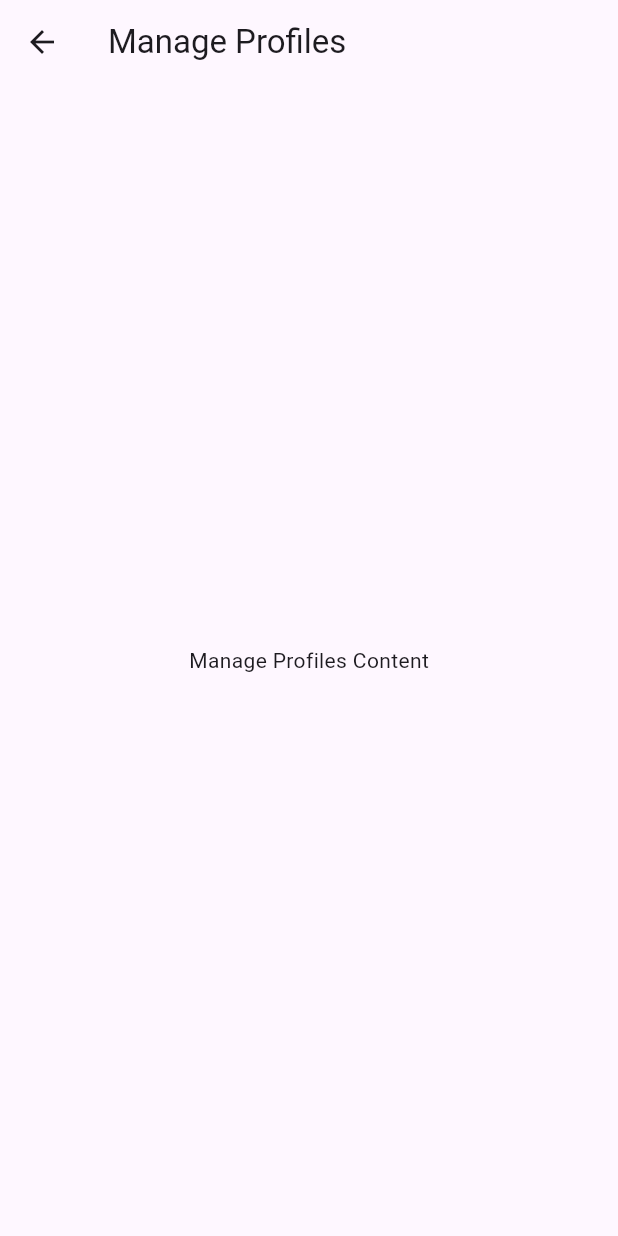
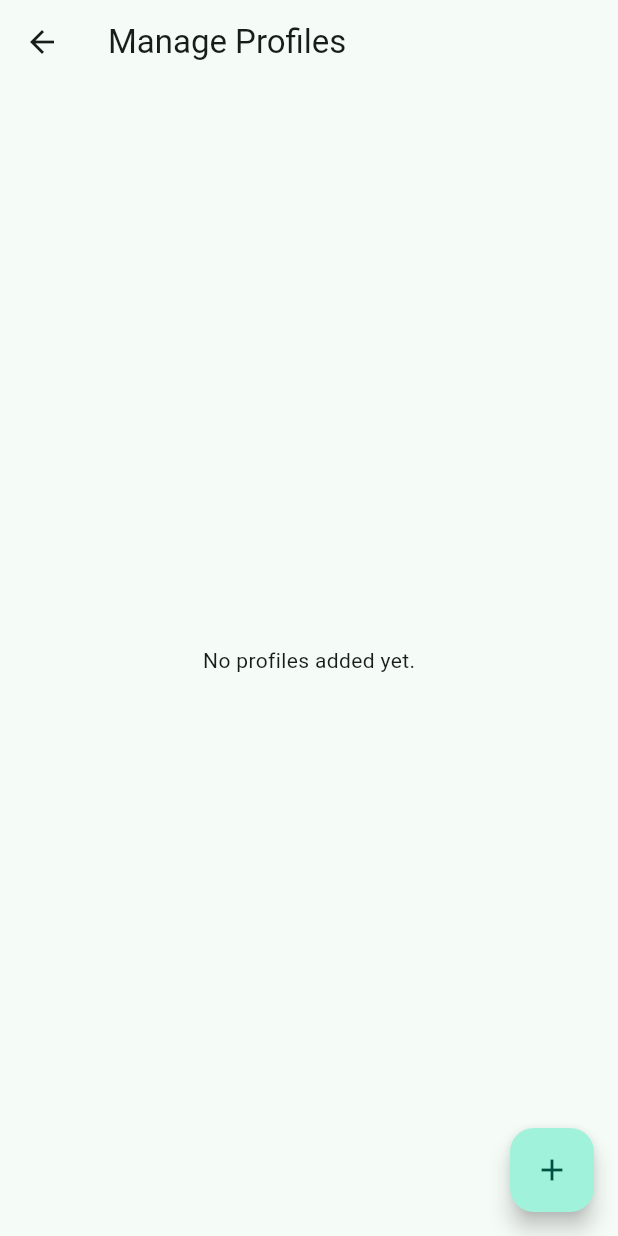
Before and after one commit to babkkin/prototype, a Flutter app: the screen it shows after launch, after a tap on "Manage Profiles", on a phone screen of 412 x 824 dp. Run offline on Flutter 3.47's test engine with Material 3 defaults, Android fonts, the phone set to English and light mode, and no system bars.

Commit message:
Implement profile management features: add profile model, screens for adding and displaying profiles, and update main app structure with theme enhancements.

```diff
--- a/lib/main.dart
+++ b/lib/main.dart
@@ -1,5 +1,5 @@
 import 'package:flutter/material.dart';
-import '/screens/landing_page.dart';
+import 'screens/landing_page.dart';
 
 void main() {
   runApp(const MyApp());
@@ -11,11 +11,35 @@ class MyApp extends StatelessWidget {
   @override
   Widget build(BuildContext context) {
     return MaterialApp(
+      title: 'Placeholder App',
       debugShowCheckedModeBanner: false,
-      title: 'Caregiver App',
-      theme:ThemeData(
-        primarySwatch: Colors.blue,
+      theme: ThemeData(
+        // 1. Core color scheme — generates a full palette from one seed color
+        colorScheme: ColorScheme.fromSeed(
+          seedColor: const Color(0xFF2E7D6B), // pick any brand color
+        ),
         useMaterial3: true,
+
+        // 2. Text styles — reused via Theme.of(context).textTheme.___
+        textTheme: const TextTheme(
+          headlineMedium: TextStyle(
+            fontSize: 28,
+            fontWeight: FontWeight.bold,
+          ),
+          bodyLarge: TextStyle(
+            fontSize: 16,
+          ),
+        ),
+
+        // 3. Default button styling — applies to every OutlinedButton in the app
+        outlinedButtonTheme: OutlinedButtonThemeData(
+          style: OutlinedButton.styleFrom(
+            padding: const EdgeInsets.symmetric(vertical: 16),
+            shape: RoundedRectangleBorder(
+              borderRadius: BorderRadius.circular(10),
+            ),
+          ),
+        ),
       ),
       home: const LandingPage(),
     );
--- /dev/null
+++ b/lib/models/profile.dart
@@ -0,0 +1,13 @@
+class Profile {
+  final String id;
+  final String name;
+  final int age;
+  final String primaryCondition;
+
+  Profile({
+    required this.id,
+    required this.name,
+    required this.age,
+    required this.primaryCondition,
+  });
+}
--- a/lib/screens/landing_page.dart
+++ b/lib/screens/landing_page.dart
@@ -2,6 +2,7 @@ import 'package:flutter/material.dart';
 import 'manage_profiles.dart';
 import 'medicine.dart';
 import 'symptom.dart';
+
 
 class LandingPage extends StatelessWidget {
   const LandingPage({super.key});
--- a/lib/screens/manage_profiles.dart
+++ b/lib/screens/manage_profiles.dart
@@ -1,7 +1,23 @@
 import 'package:flutter/material.dart';
+import '../models/profile.dart';
+import 'profile_screen.dart';
+import 'add_profile.dart';
 
-class ManageProfilesScreen extends StatelessWidget {
+class ManageProfilesScreen extends StatefulWidget {
   const ManageProfilesScreen({super.key});
+
+  @override
+  State<ManageProfilesScreen> createState() => _ManageProfilesScreenState();
+}
+
+class _ManageProfilesScreenState extends State<ManageProfilesScreen> {
+  final List<Profile> profiles = [];
+
+  void _addProfile(Profile newProfile) {
+    setState(() {
+      profiles.add(newProfile);
+    });
+  }
 
   @override
   Widget build(BuildContext context) {
@@ -9,9 +25,20 @@ class ManageProfilesScreen extends StatelessWidget {
       appBar: AppBar(
         title: const Text('Manage Profiles'),
       ),
-      body: const Center(
-        child: Text('Manage Profiles Content'),
-      ),
+      body: ProfilesScreen(profiles: profiles),
+        floatingActionButton: FloatingActionButton(
+          onPressed: () async {
+            final newProfile = await Navigator.push<Profile>(
+              context,
+              MaterialPageRoute(builder: (context) => const AddProfileScreen()),
+            );
+
+            if (newProfile != null) {
+              _addProfile(newProfile);
+            }
+          },
+          child: const Icon(Icons.add),
+        ),
     );
   }
 }
--- a/lib/screens/medicine.dart
+++ b/lib/screens/medicine.dart
@@ -7,7 +7,6 @@ class MedicineScreen extends StatelessWidget {
   Widget build(BuildContext context) {
     return Scaffold(
       appBar: AppBar(
-        title: const Text('Medicines'),
       ),
       body: const Center(
         child: Text('Medicines Content'),
--- /dev/null
+++ b/lib/screens/profile_screen.dart
@@ -0,0 +1,37 @@
+import 'package:flutter/material.dart';
+import '../models/profile.dart';
+
+class ProfilesScreen extends StatelessWidget {
+  final List<Profile> profiles;
+
+  const ProfilesScreen({super.key, required this.profiles});
+
+  @override
+  Widget build(BuildContext context) {
+    if (profiles.isEmpty) {
+      return const Center(child: Text('No profiles added yet.'));
+    }
+
+    return ListView.builder(
+      itemCount: profiles.length,
+      itemBuilder: (context, index) {
+        final patient = profiles[index];
+        return Card(
+          margin: const EdgeInsets.symmetric(horizontal: 16, vertical: 8),
+          child: ListTile(
+            leading: CircleAvatar(
+              child: Text(patient.name[0]),
+            ),
+            title: Text(
+              patient.name,
+              style: const TextStyle(fontWeight: FontWeight.bold),
+            ),
+            subtitle: Text('${patient.age} yrs old • ${patient.primaryCondition}'),
+            trailing: const Icon(Icons.arrow_forward_ios, size: 16),
+            onTap: () {},
+          ),
+        );
+      },
+    );
+  }
+}
--- a/lib/screens/symptom.dart
+++ b/lib/screens/symptom.dart
@@ -7,7 +7,6 @@ class SymptomsScreen extends StatelessWidget {
   Widget build(BuildContext context) {
     return Scaffold(
       appBar: AppBar(
-        title: const Text('Symptoms'),
       ),
       body: const Center(
         child: Text('Symptoms Content'),
```
Also changed, not shown: lib/screens/add_profile.dart (added, +77 -0 lines).
